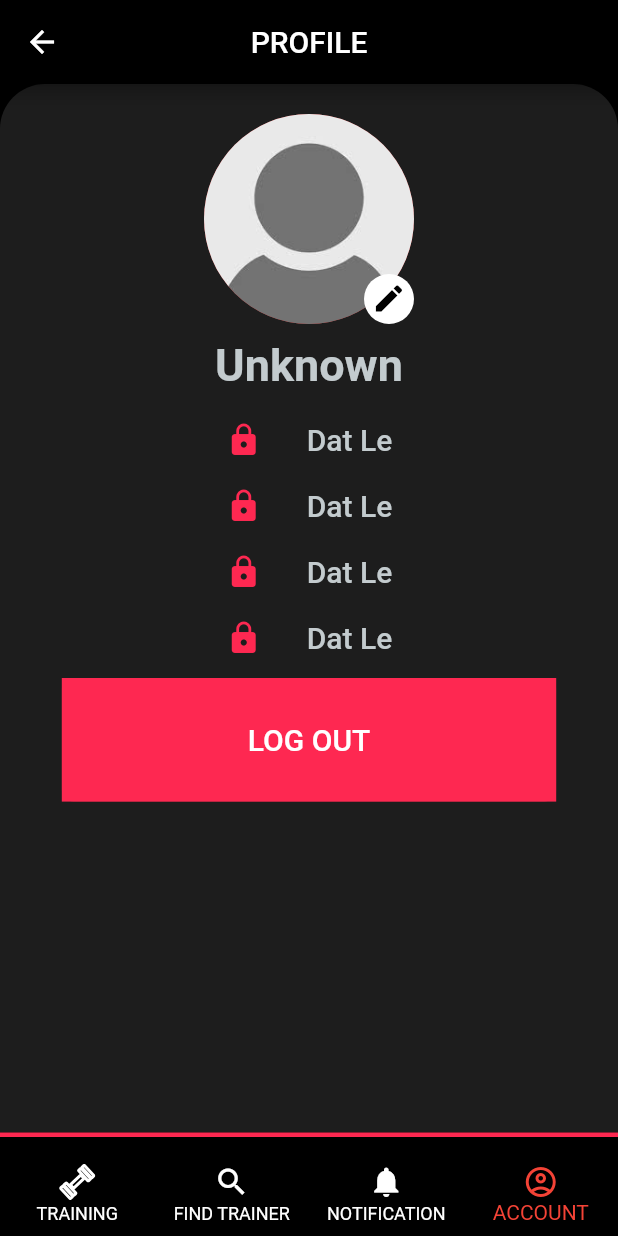
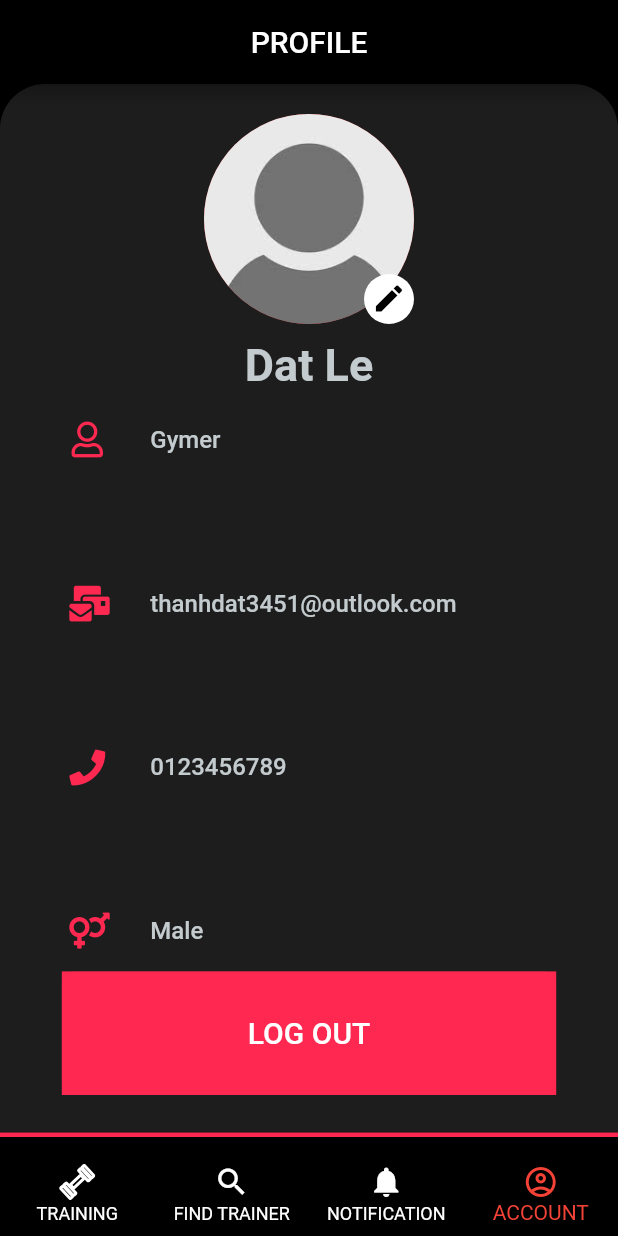
Before and after one commit to thanhdat369/HCI-PT-Booking, a Flutter app: the UserScreen screen opened directly, item 4 of the bottom bar chosen, on a phone screen of 412 x 824 dp. Run offline on Flutter 3.47's test engine with Material 2 defaults, Android fonts, the phone set to English and light mode, and no system bars; our stand-ins replace chewie, flutter_svg, font_awesome_flutter, table_calendar, video_player; Roboto replaces fonts that are missing (ProductSans).

Commit message:
Fix Profile and merge all

```diff
--- a/lib/screens/user_screen/profile.dart
+++ b/lib/screens/user_screen/profile.dart
@@ -1,5 +1,6 @@
 import 'package:flutter/material.dart';
 import 'package:flutter/cupertino.dart';
+import 'package:font_awesome_flutter/font_awesome_flutter.dart';
 import 'package:hci_booking_pt/components/my_circleavt.dart';
 import 'package:hci_booking_pt/components/rounded_button.dart';
 import 'package:hci_booking_pt/theme/colors.dart';
@@ -62,23 +63,33 @@ class Profile extends StatelessWidget {
   @override
   Widget build(BuildContext context) {
     return Column(
+      crossAxisAlignment: CrossAxisAlignment.center,
       children: <Widget>[
-        CircleAvtAccount(),
+        CircleAvtAccount(
+          name: "Dat Le",
+        ),
+        Expanded(
+          child: Column(
+            mainAxisAlignment: MainAxisAlignment.spaceBetween,
+            children: [
               MyIcon(
-          icon: Icons.lock,
-          title: "Dat Le",
+                icon: FontAwesomeIcons.user,
+                title: "Gymer",
               ),
               MyIcon(
-          icon: Icons.lock,
-          title: "Dat Le",
+                icon: FontAwesomeIcons.mailBulk,
+                title: "thanhdat3451@outlook.com",
               ),
               MyIcon(
-          icon: Icons.lock,
-          title: "Dat Le",
+                icon: FontAwesomeIcons.phone,
+                title: "0123456789",
               ),
               MyIcon(
-          icon: Icons.lock,
-          title: "Dat Le",
+                icon: FontAwesomeIcons.venusMars,
+                title: "Male",
+              ),
+            ],
+          ),
         ),
         RoundedButton(
           text: "Log out",
@@ -98,10 +109,13 @@ class MyIcon extends StatelessWidget {
 
   @override
   Widget build(BuildContext context) {
+    Size size = MediaQuery.of(context).size;
     return Container(
       margin: EdgeInsets.fromLTRB(0, 10, 0, 10),
+      padding: EdgeInsets.only(left: 5),
+      width: size.width * 0.8,
       alignment: Alignment.center,
-      child: Row(mainAxisAlignment: MainAxisAlignment.center, children: [
+      child: Row(children: [
         Container(
             margin: EdgeInsets.only(right: 30),
             child: Icon(this.icon, color: MainColors.kMain)),
@@ -111,7 +125,7 @@ class MyIcon extends StatelessWidget {
             color: const Color(0xffc3cbce),
             fontWeight: FontWeight.w500,
             fontStyle: FontStyle.normal,
-            fontSize: 20.0,
+            fontSize: 16,
           ),
         )
       ]),
--- a/lib/screens/user_screen/user_screen.dart
+++ b/lib/screens/user_screen/user_screen.dart
@@ -32,6 +32,7 @@ class _UserScreenState extends State<UserScreen> {
   Widget build(BuildContext context) {
     return Scaffold(
       appBar: AppBar(
+        automaticallyImplyLeading: false,
         backgroundColor: MainColors.kDark,
         title: Text(_tabs[_currentindex].title),
         centerTitle: true,
```
Also changed, not shown: lib/main.dart (line endings or trailing spaces). Lines whose indentation alone changed are shown as unchanged.
